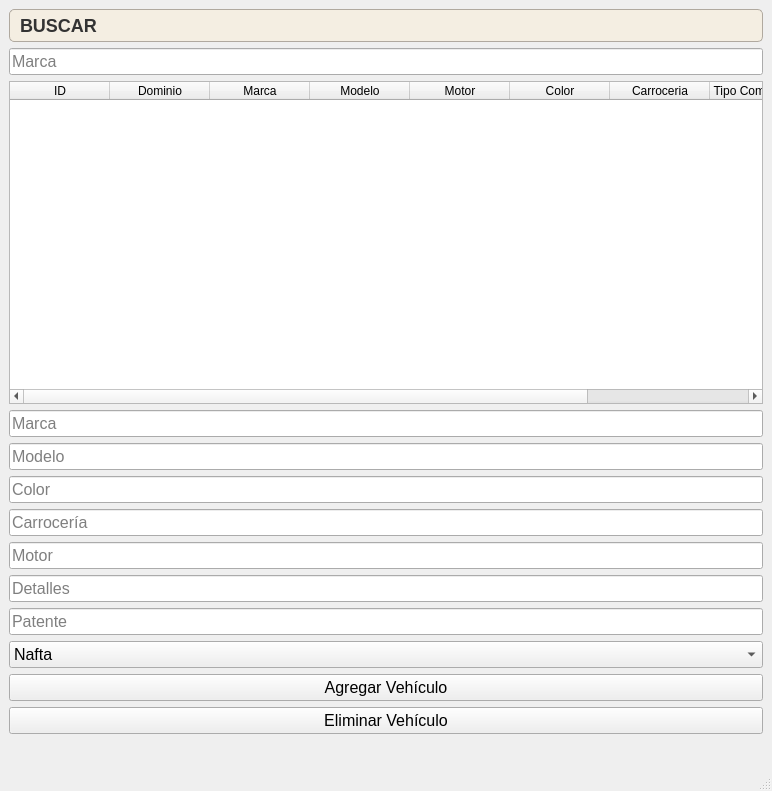
This is src/gui/vehiculos.ui in GabrielTrejo1/Prueba as Qt 5 draws it before an edit. The edited form follows.
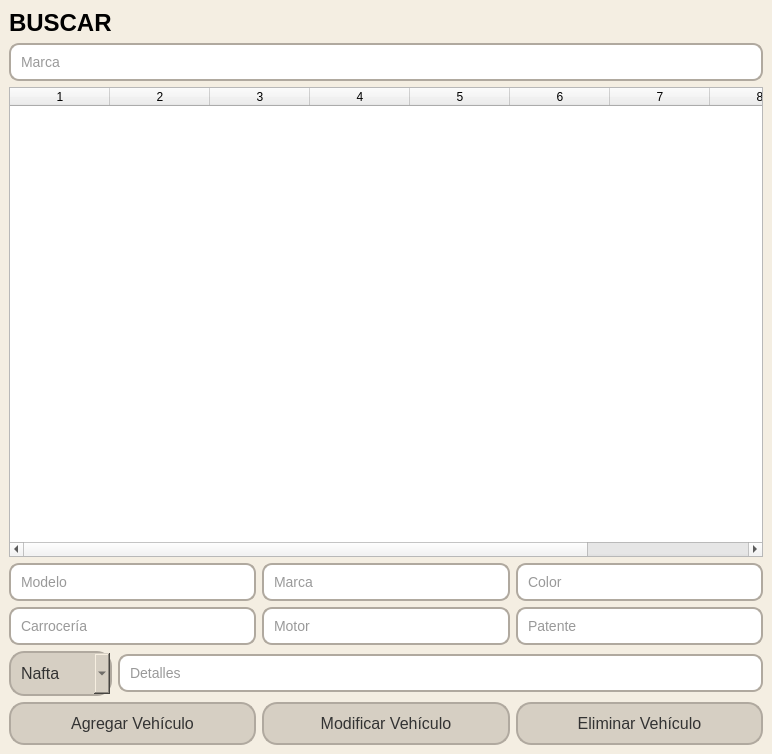
This is the edited form.

Commit message: agregado de opcion de modificar vehiculo validaciones, limpiar campos optimizacion del codigo y nueva interfaz grafica

What changed in the file:
```diff
--- a/src/gui/vehiculos.ui
+++ b/src/gui/vehiculos.ui
@@ -7,7 +7,7 @@
     <x>0</x>
     <y>0</y>
     <width>772</width>
-    <height>791</height>
+    <height>754</height>
    </rect>
   </property>
   <property name="font">
@@ -20,17 +20,17 @@
   </property>
   <property name="styleSheet">
    <string notr="true">QMainWindow{
-background-color:#f4eee2
+background-color:#f4eee2;
 }
     QPushButton {
-        background-color: #d6cfc3; /* Nuevo color de fondo del botón */
-        border: 2px solid #b0a99f; /* Color y grosor del borde */
-        border-radius: 15px; /* Bordes redondeados */
-        padding: 10px; /* Espaciado interno */
-        font-size: 16px; /* Tamaño de la fuente */
-        color: #333; /* Color del texto */
-        text-align: center; /* Centrar texto */
-        transition: background-color 0.3s; /* Transición suave para el hover */
+        background-color: #d6cfc3;
+        border: 2px solid #b0a99f;
+        border-radius: 15px;
+        padding: 10px;
+        font-size: 16px;
+        color: #333;
+        text-align: center;
+        transition: background-color 0.3s;
     }
 
     QPushButton:hover {
@@ -38,58 +38,41 @@
     }
 
     QLineEdit {
-        background-color: #ffffff; /* Color de fondo del QLineEdit */
-        border: 2px solid #b0a99f; /* Borde del QLineEdit */
-        border-radius: 10px; /* Bordes redondeados */
-        padding: 8px; /* Espaciado interno */
-        font-size: 14px; /* Tamaño de la fuente */
-        color: #333; /* Color del texto */
+        background-color: #ffffff;
+        border: 2px solid #b0a99f;
+        border-radius: 10px;
+        padding: 8px;
+        font-size: 14px;
+        color: #333;
     }
 
     QComboBox {
-             background-color: #d6cfc3; /* Nuevo color de fondo del botón */
-        border: 2px solid #b0a99f; /* Color y grosor del borde */
-        border-radius: 15px; /* Bordes redondeados */
-        padding: 10px; /* Espaciado interno */
-        font-size: 16px; /* Tamaño de la fuente */
-        color: #333; /* Color del texto */
-        text-align: center; /* Centrar texto */
-        transition: background-color 0.3s; /* Transición suave para
+        background-color: #d6cfc3;
+        border: 2px solid #b0a99f;
+        border-radius: 15px;
+        padding: 10px;
+        font-size: 16px;
+        color: #333;
+        text-align: center;
     }</string>
   </property>
   <widget class="QWidget" name="centralwidget">
-   <property name="styleSheet">
-    <string notr="true">Qwidget{
-background-color:#f4eee2
-}</string>
-   </property>
-   <layout class="QVBoxLayout" name="verticalLayout">
+   <layout class="QVBoxLayout" name="mainLayout">
     <item>
      <widget class="QLabel" name="buscar">
       <property name="font">
        <font>
-        <family>Arial</family>
-        <pointsize>-1</pointsize>
+        <pointsize>18</pointsize>
         <weight>75</weight>
         <bold>true</bold>
        </font>
       </property>
-      <property name="styleSheet">
-       <string notr="true">    QLabel {
-        font-size: 18px; /* Tamaño de la fuente */
-        color: #333; /* Color del texto */
-        background-color: #f4eee2; /* Fondo para el QLabel */
-        padding: 5px; /* Espaciado interno */
-        border: 1px solid #b0a99f; /* Borde del QLabel */
-        border-radius: 5px; /* Bordes redondeados */
-        font-weight: bold; /* Texto en negrita */
-    }</string>
-      </property>
       <property name="text">
        <string>BUSCAR</string>
       </property>
      </widget>
     </item>
+
     <item>
      <widget class="QLineEdit" name="txtMarca">
       <property name="placeholderText">
@@ -97,8 +80,15 @@
       </property>
      </widget>
     </item>
+
     <item>
      <widget class="QTableWidget" name="tblVehiculos">
+      <property name="minimumSize">
+       <size>
+        <width>0</width>
+        <height>120</height>
+       </size>
+      </property>
       <property name="editTriggers">
        <set>QAbstractItemView::NoEditTriggers</set>
       </property>
@@ -118,60 +108,12 @@
         <string>Combustible</string>
        </stringlist>
       </property>
-      <column>
-       <property name="text">
-        <string>ID</string>
-       </property>
-      </column>
-      <column>
-       <property name="text">
-        <string>Dominio</string>
-       </property>
-      </column>
-      <column>
-       <property name="text">
-        <string>Marca</string>
-       </property>
-      </column>
-      <column>
-       <property name="text">
-        <string>Modelo</string>
-       </property>
-      </column>
-      <column>
-       <property name="text">
-        <string>Motor</string>
-       </property>
-      </column>
-      <column>
-       <property name="text">
-        <string>Color</string>
-       </property>
-      </column>
-      <column>
-       <property name="text">
-        <string>Carroceria</string>
-       </property>
-      </column>
-      <column>
-       <property name="text">
-        <string>Tipo Combustible</string>
-       </property>
-      </column>
-      <column>
-       <property name="text">
-        <string>Dealles</string>
-       </property>
-      </column>
      </widget>
     </item>
+
+    <!-- Fila para los campos de adición/modificación -->
     <item>
-     <widget class="QLineEdit" name="txtMarcaAdd">
-      <property name="placeholderText">
-       <string>Marca</string>
-      </property>
-     </widget>
-    </item>
+     <layout class="QHBoxLayout">
     <item>
      <widget class="QLineEdit" name="txtModeloAdd">
       <property name="placeholderText">
@@ -179,6 +121,13 @@
       </property>
      </widget>
     </item>
+      <item>
+       <widget class="QLineEdit" name="txtMarcaAdd">
+        <property name="placeholderText">
+         <string>Marca</string>
+        </property>
+       </widget>
+      </item>
     <item>
      <widget class="QLineEdit" name="txtColor">
       <property name="placeholderText">
@@ -186,6 +135,11 @@
       </property>
      </widget>
     </item>
+     </layout>
+    </item>
+
+    <item>
+     <layout class="QHBoxLayout">
     <item>
      <widget class="QLineEdit" name="txtCarroceria">
       <property name="placeholderText">
@@ -200,13 +154,6 @@
       </property>
      </widget>
     </item>
-    <item>
-     <widget class="QLineEdit" name="txtDetalles">
-      <property name="placeholderText">
-       <string>Detalles</string>
-      </property>
-     </widget>
-    </item>
     <item>
      <widget class="QLineEdit" name="txtPatente">
       <property name="placeholderText">
@@ -214,14 +161,13 @@
       </property>
      </widget>
     </item>
+     </layout>
+    </item>
+
+    <item>
+     <layout class="QHBoxLayout">
     <item>
      <widget class="QComboBox" name="cmbCombustible">
-      <property name="styleSheet">
-       <string notr="true"/>
-      </property>
-      <property name="currentText">
-       <string>Nafta</string>
-      </property>
       <item>
        <property name="text">
         <string>Nafta</string>
@@ -240,12 +186,32 @@
      </widget>
     </item>
     <item>
+       <widget class="QLineEdit" name="txtDetalles">
+        <property name="placeholderText">
+         <string>Detalles</string>
+        </property>
+       </widget>
+      </item>
+     </layout>
+    </item>
+
+    <!-- Botones -->
+    <item>
+     <layout class="QHBoxLayout">
+      <item>
      <widget class="QPushButton" name="btnAgregar">
       <property name="text">
        <string>Agregar Vehículo</string>
       </property>
      </widget>
     </item>
+      <item>
+       <widget class="QPushButton" name="btnModificar">
+        <property name="text">
+         <string>Modificar Vehículo</string>
+        </property>
+       </widget>
+      </item>
     <item>
      <widget class="QPushButton" name="btnEliminar">
       <property name="text">
@@ -253,16 +219,11 @@
       </property>
      </widget>
     </item>
-    <item>
-     <widget class="QLabel" name="lblMensaje">
-      <property name="text">
-       <string/>
-      </property>
-     </widget>
+     </layout>
     </item>
+
    </layout>
   </widget>
-  <widget class="QStatusBar" name="statusbar"/>
  </widget>
  <resources/>
  <connections/>
```
Left out of the diff: 4 changed lines with no effect on the pictures. Lines whose indentation alone changed are shown as unchanged. The commit also changes 1 other file.
